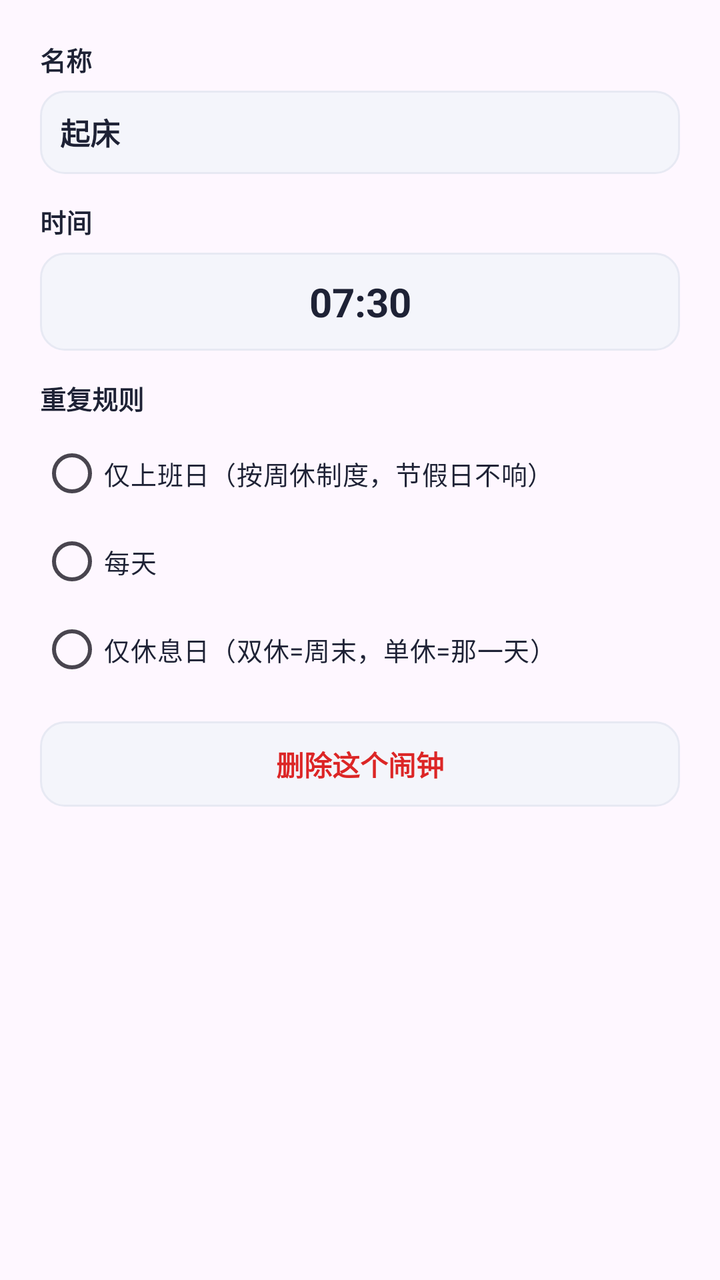
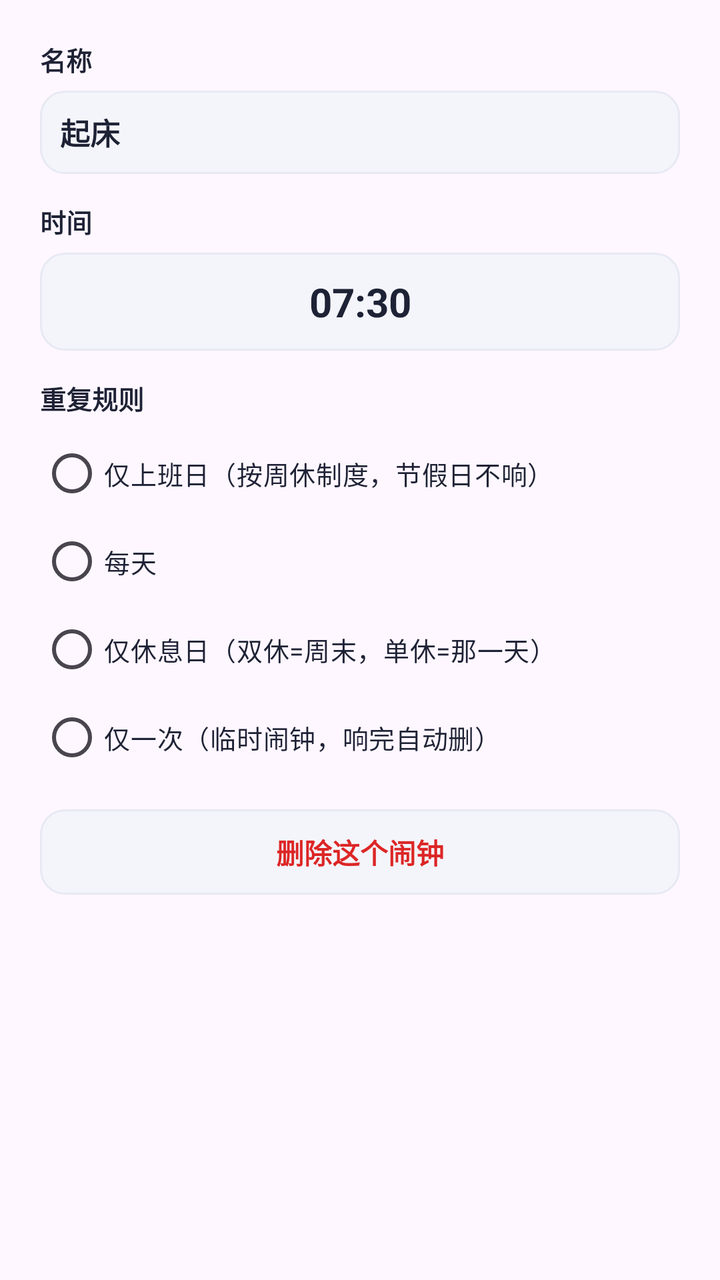

Compare the two renders of this Android layout. The source of the first and the diff that turns it into the second are given below.
<!-- AndroidManifest.xml: application theme Theme.DaxiaoWeekAlarm -->
<!-- res/layout/dialog_alarm.xml -->
<?xml version="1.0" encoding="utf-8"?>
<LinearLayout xmlns:android="http://schemas.android.com/apk/res/android"
    android:layout_width="match_parent"
    android:layout_height="wrap_content"
    android:orientation="vertical"
    android:padding="20dp">

    <TextView
        style="@style/FieldLabel"
        android:layout_width="wrap_content"
        android:layout_height="wrap_content"
        android:text="名称" />

    <EditText
        android:id="@+id/et_alarm_label"
        android:layout_width="match_parent"
        android:layout_height="wrap_content"
        android:layout_marginTop="6dp"
        android:background="@drawable/bg_time_outline"
        android:importantForAutofill="no"
        android:inputType="text"
        android:maxLength="12"
        android:maxLines="1"
        android:padding="10dp"
        android:text="起床"
        android:textColor="@color/ink"
        android:textSize="15sp"
        android:textStyle="bold" />

    <TextView
        style="@style/FieldLabel"
        android:layout_width="wrap_content"
        android:layout_height="wrap_content"
        android:layout_marginTop="14dp"
        android:text="时间" />

    <TextView
        android:id="@+id/tv_alarm_pick_time"
        android:layout_width="match_parent"
        android:layout_height="wrap_content"
        android:layout_marginTop="6dp"
        android:background="@drawable/bg_time_outline"
        android:clickable="true"
        android:focusable="true"
        android:gravity="center"
        android:padding="11dp"
        android:text="07:30"
        android:textColor="@color/ink"
        android:textSize="20sp"
        android:textStyle="bold" />

    <TextView
        style="@style/FieldLabel"
        android:layout_width="wrap_content"
        android:layout_height="wrap_content"
        android:layout_marginTop="14dp"
        android:text="重复规则" />

    <RadioGroup
        android:id="@+id/rg_alarm_mode"
        android:layout_width="match_parent"
        android:layout_height="wrap_content"
        android:layout_marginTop="6dp"
        android:orientation="vertical">

        <RadioButton
            android:id="@+id/rb_mode_workday"
            style="@style/WeekRadio"
            android:layout_width="match_parent"
            android:layout_height="wrap_content"
            android:minHeight="44dp"
            android:text="仅上班日（按周休制度，节假日不响）" />

        <RadioButton
            android:id="@+id/rb_mode_daily"
            style="@style/WeekRadio"
            android:layout_width="match_parent"
            android:layout_height="wrap_content"
            android:minHeight="44dp"
            android:text="每天" />

        <RadioButton
            android:id="@+id/rb_mode_weekend"
            style="@style/WeekRadio"
            android:layout_width="match_parent"
            android:layout_height="wrap_content"
            android:minHeight="44dp"
            android:text="仅休息日（双休=周末，单休=那一天）" />
    </RadioGroup>

    <TextView
        android:id="@+id/btn_alarm_delete"
        android:layout_width="match_parent"
        android:layout_height="wrap_content"
        android:layout_marginTop="14dp"
        android:background="@drawable/bg_time_outline"
        android:clickable="true"
        android:focusable="true"
        android:gravity="center"
        android:padding="11dp"
        android:text="删除这个闹钟"
        android:textColor="#DC2626"
        android:textSize="14sp"
        android:textStyle="bold" />
</LinearLayout>
<!-- resources referenced by this layout -->
<resources>
  <color name="ink">#1E2235</color>
  <!-- drawable bg_time_outline (drawable) -->
  <?xml version="1.0" encoding="utf-8"?>
  <ripple xmlns:android="http://schemas.android.com/apk/res/android"
      android:color="#1F4F46E5">
      <item>
          <shape android:shape="rectangle">
              <solid android:color="@color/bg" />
              <corners android:radius="12dp" />
              <stroke android:width="1dp" android:color="@color/line" />
          </shape>
      </item>
  </ripple>
  <style name="FieldLabel">
          <item name="android:textColor">@color/ink</item>
          <item name="android:textSize">13sp</item>
          <item name="android:textStyle">bold</item>
      </style>
  <style name="WeekRadio">
          <item name="android:textSize">13sp</item>
          <item name="android:textColor">@color/ink</item>
          <item name="android:buttonTint">@color/indigo</item>
      </style>
  <style name="Theme.DaxiaoWeekAlarm" parent="Theme.Material3.DayNight.NoActionBar">
          <item name="colorPrimary">@color/indigo</item>
          <item name="colorPrimaryVariant">@color/indigo_dark</item>
          <item name="colorOnPrimary">@color/white</item>
          <item name="android:statusBarColor">@color/bg</item>
          <item name="android:windowLightStatusBar">true</item>
      </style>
  <color name="bg">#F4F5FB</color>
  <color name="line">#E7E9F3</color>
  <color name="indigo">#4F46E5</color>
  <color name="indigo_dark">#4338CA</color>
  <color name="white">#FFFFFFFF</color>
</resources>

<!-- the commit's change to res/layout/dialog_alarm.xml (unified diff, before → after) -->
@@ -86,7 +86,44 @@
             android:layout_height="wrap_content"
             android:minHeight="44dp"
             android:text="仅休息日（双休=周末，单休=那一天）" />
+
+        <RadioButton
+            android:id="@+id/rb_mode_once"
+            style="@style/WeekRadio"
+            android:layout_width="match_parent"
+            android:layout_height="wrap_content"
+            android:minHeight="44dp"
+            android:text="仅一次（临时闹钟，响完自动删）" />
     </RadioGroup>
+
+    
+    <LinearLayout
+        android:id="@+id/row_once_date"
+        android:layout_width="match_parent"
+        android:layout_height="wrap_content"
+        android:layout_marginTop="10dp"
+        android:background="@drawable/bg_time_outline"
+        android:clickable="true"
+        android:focusable="true"
+        android:orientation="vertical"
+        android:padding="11dp"
+        android:visibility="gone">
+
+        <TextView
+            style="@style/FieldLabel"
+            android:layout_width="wrap_content"
+            android:layout_height="wrap_content"
+            android:text="哪一天" />
+
+        <TextView
+            android:id="@+id/tv_once_date"
+            android:layout_width="match_parent"
+            android:layout_height="wrap_content"
+            android:layout_marginTop="3dp"
+            android:textColor="@color/indigo"
+            android:textSize="16sp"
+            android:textStyle="bold" />
+    </LinearLayout>
 
     <TextView
         android:id="@+id/btn_alarm_delete"
